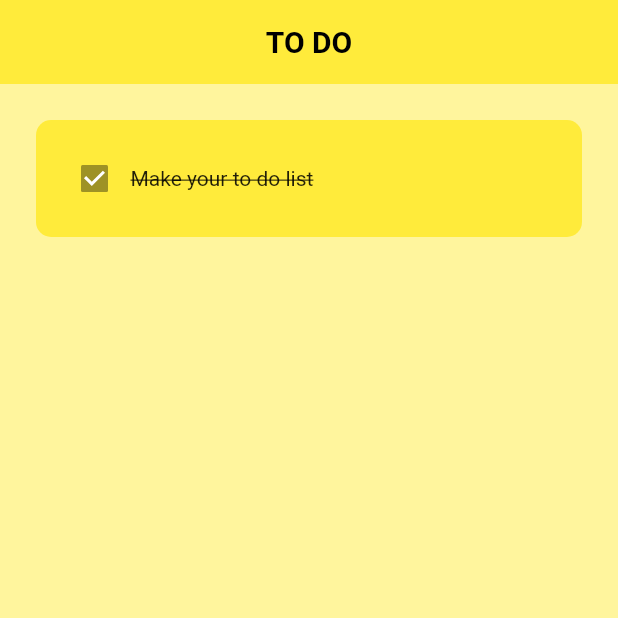
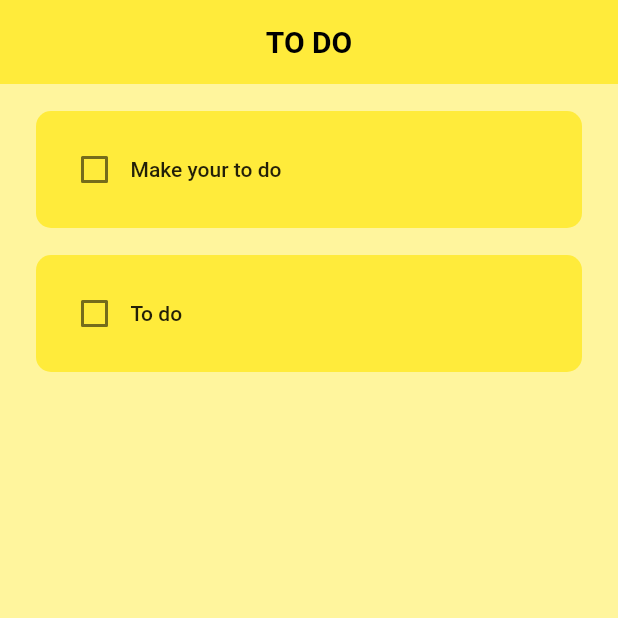
Before and after one commit to framadhan99/todolist_app, a Flutter app: the screen it shows after launch, on a phone screen of 412 x 824 dp, the top half of it. Run offline on Flutter 3.47's test engine with Material 2 defaults, Android fonts, the phone set to English and light mode, and no system bars.

Commit message:
change checkbox

```diff
--- a/todolist_app/lib/pages/home_page.dart
+++ b/todolist_app/lib/pages/home_page.dart
@@ -2,11 +2,28 @@ import 'package:flutter/material.dart';
 
 import '../widgets/todo_tile.dart';
 
-class HomePage extends StatelessWidget {
+class HomePage extends StatefulWidget {
   const HomePage({super.key});
 
   @override
+  State<HomePage> createState() => _HomePageState();
+}
+
+class _HomePageState extends State<HomePage> {
+  final List toDoList = [
+    ['Make your to do', false],
+    ['To do', false],
+  ];
+
+  void checkBoxChange(bool? value, int index) {
+    setState(() {
+      toDoList[index][1] = !toDoList[index][1];
+    });
+  }
+
+  @override
   Widget build(BuildContext context) {
+    // bool value = false;
     return Scaffold(
       backgroundColor: Colors.yellow[200],
       appBar: AppBar(
@@ -18,13 +35,13 @@ class HomePage extends StatelessWidget {
           style: TextStyle(color: Colors.black, fontWeight: FontWeight.bold),
         ),
       ),
-      body: ListView(
-        children: [
-          TodoTile(
-            taskName: 'Make your to do list',
-            taskCompleted: true,
-          ),
-        ],
+      body: ListView.builder(
+        itemCount: toDoList.length,
+        itemBuilder: (context, index) => TodoTile(
+          taskName: toDoList[index][0],
+          taskCompleted: toDoList[index][1],
+          onChanged: (value) => checkBoxChange(value, index),
+        ),
       ),
     );
   }
--- a/todolist_app/lib/widgets/todo_tile.dart
+++ b/todolist_app/lib/widgets/todo_tile.dart
@@ -13,16 +13,22 @@ class TodoTile extends StatelessWidget {
   @override
   Widget build(BuildContext context) {
     return Container(
-      margin: const EdgeInsets.all(24),
+      margin: const EdgeInsets.only(left: 24, right: 24, top: 18),
       padding: const EdgeInsets.all(15),
       decoration: BoxDecoration(
           color: Colors.yellow, borderRadius: BorderRadius.circular(10)),
       child: Row(
         children: [
-          Checkbox(value: taskCompleted, onChanged: onChanged),
+          Checkbox(
+            value: taskCompleted,
+            onChanged: onChanged,
+            activeColor: Colors.yellow[100],
+            checkColor: Colors.blueGrey[300],
+          ),
           Text(
             taskName,
             style: TextStyle(
+              fontWeight: FontWeight.w500,
               decoration: taskCompleted
                   ? TextDecoration.lineThrough
                   : TextDecoration.none,
```
